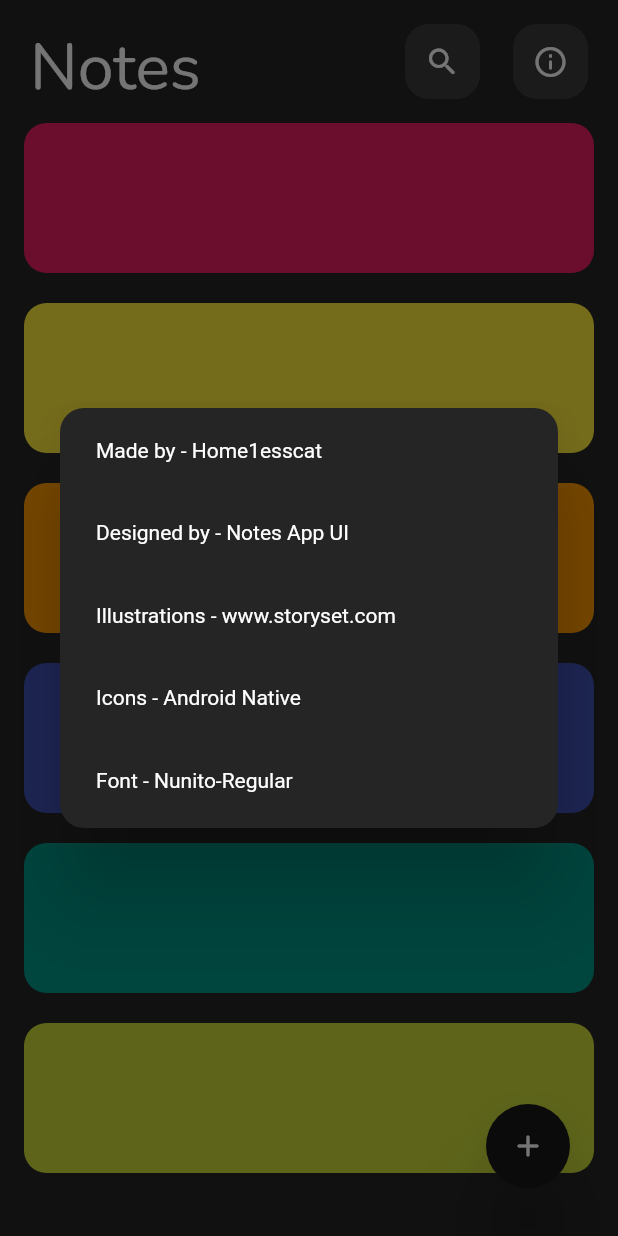
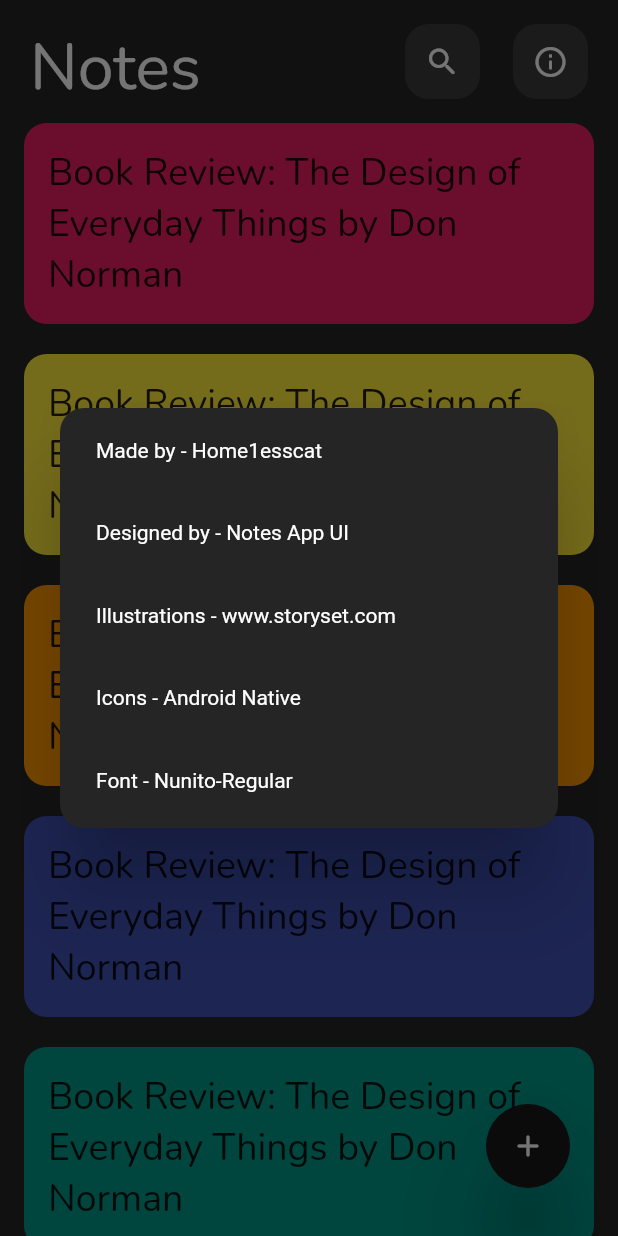
Before and after one commit to Home1esscat/notes_app, a Flutter app: the screen it shows after launch, after a tap on the "info outline" icon, on a phone screen of 412 x 824 dp. Run offline on Flutter 3.47's test engine with Material 2 defaults, Android fonts, the phone set to English and light mode, and no system bars; our stand-ins replace drift; accounts and stored records are empty; generated files the repository leaves out were written again.

```diff
--- /dev/null
+++ b/lib/database/tables.dart
@@ -0,0 +1,33 @@
+import 'dart:io';
+
+import 'package:drift/drift.dart';
+import 'package:drift/native.dart';
+import 'package:path_provider/path_provider.dart';
+import 'package:path/path.dart' as p;
+
+part 'tables.g.dart';
+
+class Notes extends Table {
+  IntColumn get id => integer().autoIncrement()();
+  TextColumn get title => text().named('title')();
+  TextColumn get content => text().named('content')();
+  IntColumn get color => integer().named('color')();
+}
+
+@DriftDatabase(tables: [Notes])
+class MyDatabase extends _$MyDatabase {
+  MyDatabase() : super(_openConnection());
+
+  @override
+  int get schemaVersion => 1;
+}
+
+LazyDatabase _openConnection() {
+  return LazyDatabase(
+    () async {
+      final dbFolder = await getApplicationDocumentsDirectory();
+      final file = File(p.join(dbFolder.path, 'notes_database.sqlite'));
+      return NativeDatabase(file);
+    },
+  );
+}
--- a/lib/main.dart
+++ b/lib/main.dart
@@ -2,7 +2,8 @@ import 'package:app_client/ui/main_screen.dart';
 import 'package:app_client/ui/theme/app_theme.dart';
 import 'package:flutter/material.dart';
 
-void main() {
+void main() async {
+  WidgetsFlutterBinding.ensureInitialized();
   runApp(const MyApp());
 }
 
@@ -14,7 +15,7 @@ class MyApp extends StatelessWidget {
     return MaterialApp(
       theme: AppTheme.dark,
       debugShowCheckedModeBanner: false,
-      home: const MainScreen(),
+      home: MainScreen(),
     );
   }
 }
--- /dev/null
+++ b/lib/repository/notes_repository.dart
@@ -0,0 +1,20 @@
+import 'dart:ui';
+
+import 'package:flutter/material.dart';
+
+import '../database/tables.dart';
+
+class NotesRepository {
+  final database = MyDatabase();
+
+  //Create
+  Future<void> createNote(String title, String content, Color color) async {
+    await database.into(database.notes).insert(NotesCompanion.insert(
+        title: title, content: content, color: color.value));
+  }
+
+  Future<List<Note>> getAllNotes() async {
+    final allNotes = await database.select(database.notes).get();
+    return allNotes;
+  }
+}
--- a/lib/ui/main_screen.dart
+++ b/lib/ui/main_screen.dart
@@ -1,13 +1,15 @@
-import 'dart:developer';
-
 import 'package:app_client/constants/custom_colors.dart';
+import 'package:app_client/database/tables.dart';
+import 'package:app_client/repository/notes_repository.dart';
 import 'package:app_client/ui/appbar/main_app_bar.dart';
 import 'package:app_client/ui/add_note_screen.dart';
 import 'package:app_client/ui/search_screen.dart';
 import 'package:flutter/material.dart';
 
 class MainScreen extends StatelessWidget {
-  const MainScreen({super.key});
+  MainScreen({super.key});
+
+  Future<List<Note>> allNotes = NotesRepository().getAllNotes();
 
   @override
   Widget build(BuildContext context) {
@@ -19,6 +21,7 @@ class MainScreen extends StatelessWidget {
       Colors.teal,
       Colors.lime
     ];
+    print('ColorINTVAL : ' + colorsFull[1].value.toInt().toString());
 
     return Scaffold(
       appBar: MainAppBar(
@@ -43,7 +46,7 @@ class MainScreen extends StatelessWidget {
             Navigator.push(
               context,
               MaterialPageRoute(
-                builder: (context) => const NoteAddScreen(),
+                builder: (context) => NoteAddScreen(),
               ),
             ),
           },
@@ -144,7 +147,6 @@ class NotesList extends StatelessWidget {
             direction: DismissDirection.horizontal,
             background: Container(
               color: CustomColors.deepRed,
-              height: 100,
               child: const Padding(
                 padding: EdgeInsets.all(16.0),
                 child:
@@ -152,8 +154,12 @@ class NotesList extends StatelessWidget {
               ),
             ),
             child: Container(
+              padding: const EdgeInsets.all(16.0),
               color: colors[index],
-              height: 100,
+              child: const Text(
+                'Book Review: The Design of Everyday Things by Don Norman',
+                style: TextStyle(fontSize: 25),
+              ),
             ),
           ),
         );
```
Also changed, not shown: lib/ui/add_note_screen.dart (+28 -9 lines), lib/database/tables.g.dart (added), lib/ui/appbar/show_note_app_bar.dart (added).
